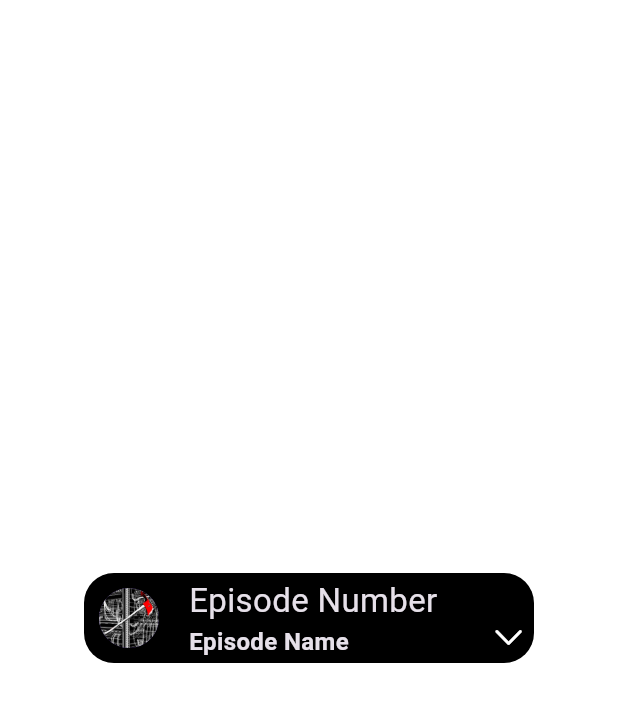
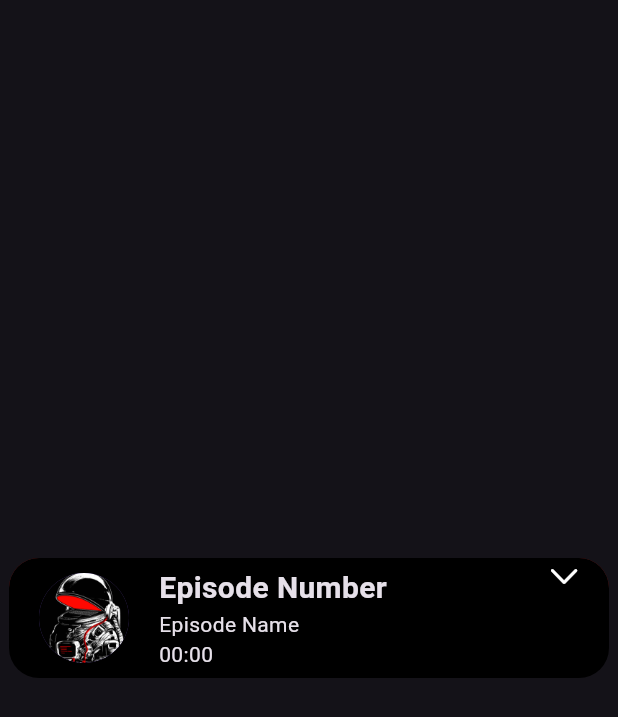
Before and after one commit to PubSec/DarkNet-Diaries, a Flutter app: the screen it shows after launch, on a phone screen of 412 x 824 dp. Shown: the top 717 px of the screen. Run offline on Flutter 3.47's test engine with Material 3 defaults, Android fonts, the light colour scheme and no system bars; our stand-ins replace audioplayers, dio.

Commit message:
player widger modifications

```diff
--- a/lib/main.dart
+++ b/lib/main.dart
@@ -18,7 +18,7 @@ class MyApp extends StatelessWidget {
         brightness: Brightness.dark,
         useMaterial3: true,
       ),
-      home: const PlayerWigdet(),
+      home: const PlayerWidget(),
     );
   }
 }
--- a/lib/widgets/player_widget.dart
+++ b/lib/widgets/player_widget.dart
@@ -1,132 +1,144 @@
 import 'package:flutter/cupertino.dart';
 import 'package:flutter/material.dart';
 
-class PlayerWigdet extends StatefulWidget {
-  const PlayerWigdet({super.key});
+class PlayerWidget extends StatefulWidget {
+  const PlayerWidget({super.key});
 
   @override
-  State<PlayerWigdet> createState() => _PlayerWigdetState();
+  State<PlayerWidget> createState() => _PlayerWidgetState();
 }
 
-class _PlayerWigdetState extends State<PlayerWigdet> {
-  double turns = 1;
-  double height = 60;
-  double width = 300;
-  double bottomHeight = 0;
+class _PlayerWidgetState extends State<PlayerWidget> {
+  double iconTurns = 1;
+  double parentContainerHeight = 80;
+  double bottomContainerHeight = 50;
+  double sliderValue = 0.0; // Slider value
+
+  void _togglePlayerSize() {
+    setState(() {
+      iconTurns = iconTurns == 0.5 ? 1 : 0.5;
+      parentContainerHeight = parentContainerHeight == 130 ? 80 : 130;
+      bottomContainerHeight = bottomContainerHeight == 400 ? 50 : 400;
+    });
+  }
+
   @override
   Widget build(BuildContext context) {
     return Scaffold(
-      backgroundColor: Colors.white,
       body: Center(
         child: AnimatedContainer(
-          decoration: BoxDecoration(
-              borderRadius: BorderRadius.circular(20), color: Colors.black),
-          duration: const Duration(
-            milliseconds: 400,
-          ),
-          height: height,
-          width: width,
+          color: Colors.transparent,
+          width: 400,
+          height: parentContainerHeight,
+          duration: const Duration(milliseconds: 200),
           child: Stack(
             children: [
               AnimatedContainer(
+                width: 400,
+                height: bottomContainerHeight,
+                decoration: BoxDecoration(
+                  color: const Color.fromARGB(255, 121, 28, 28),
+                  borderRadius: BorderRadius.circular(20),
+                ),
                 duration: const Duration(milliseconds: 400),
-                height: bottomHeight,
-                width: width,
-                decoration: BoxDecoration(
-                  borderRadius: BorderRadius.circular(20),
-                  color: Colors.green,
+                child: Row(
+                  crossAxisAlignment: CrossAxisAlignment.end,
+                  mainAxisAlignment: MainAxisAlignment.start,
+                  children: [
+                    Column(
+                      mainAxisAlignment: MainAxisAlignment.end,
+                      crossAxisAlignment: CrossAxisAlignment.center,
+                      children: [
+                        Slider(
+                          value: sliderValue,
+                          onChanged: (newValue) {
+                            setState(() {
+                              sliderValue = newValue;
+                            });
+                          },
+                          min: 0.0,
+                          max: 100,
+                          divisions: 100,
+                          activeColor: Colors.red,
+                          inactiveColor: Colors.black,
                         ),
-                child: const SingleChildScrollView(
-                  physics: NeverScrollableScrollPhysics(),
-                  child: Column(
-                    children: [
-                      Icon(
-                        CupertinoIcons.play,
-                        color: Colors.white,
+                      ],
                     ),
-                      Icon(
-                        CupertinoIcons.play,
-                        color: Colors.white,
+                    IconButton(
+                      padding: const EdgeInsets.only(left: 30),
+                      iconSize: 30,
+                      onPressed: () {},
+                      icon: const Icon(
+                        Icons.arrow_back_ios,
                       ),
-                      Icon(
-                        CupertinoIcons.play,
-                        color: Colors.white,
                     ),
-                      Icon(
-                        CupertinoIcons.play,
-                        color: Colors.white,
+                    IconButton(
+                      padding: const EdgeInsets.only(top: 2),
+                      iconSize: 45,
+                      onPressed: () {},
+                      icon: const Icon(
+                        Icons.play_arrow,
                       ),
-                      Icon(
-                        CupertinoIcons.play,
-                        color: Colors.white,
                     ),
-                      Icon(CupertinoIcons.pause),
+                    IconButton(
+                      padding: const EdgeInsets.only(right: 10),
+                      iconSize: 30,
+                      onPressed: () {},
+                      icon: const Icon(
+                        Icons.arrow_forward_ios,
+                      ),
+                    ),
                   ],
                 ),
               ),
+              AnimatedContainer(
+                width: 400,
+                height: 80,
+                decoration: BoxDecoration(
+                  color: Colors.black,
+                  borderRadius: BorderRadius.circular(20),
                 ),
-              Container(
-                width: width,
-                height: height,
-                decoration: BoxDecoration(
-                    borderRadius: BorderRadius.circular(20),
-                    color: Colors.transparent),
-                child: const Center(
-                  child: Row(
+                duration: const Duration(milliseconds: 200),
+                child: const Row(
+                  crossAxisAlignment: CrossAxisAlignment.center,
                   children: [
                     Padding(
-                        padding: EdgeInsets.only(left: 10),
+                      padding: EdgeInsets.symmetric(horizontal: 20),
                       child: CircleAvatar(
-                          backgroundImage: AssetImage(
-                            'assets/axe.jpg',
-                          ),
-                          radius: 20,
+                        radius: 30,
+                        backgroundImage: AssetImage('assets/asrtronout.jpg'),
                       ),
                     ),
-                      Padding(
-                        padding: EdgeInsets.only(left: 20),
-                        child: Column(
+                    Column(
                       mainAxisAlignment: MainAxisAlignment.center,
                       crossAxisAlignment: CrossAxisAlignment.start,
                       children: [
                         Text(
                           'Episode Number',
-                              style: TextStyle(fontSize: 22),
+                          style: TextStyle(
+                              fontSize: 20, fontWeight: FontWeight.bold),
                         ),
-                            Text(
-                              'Episode Name',
-                              style: TextStyle(
-                                fontWeight: FontWeight.bold,
-                                fontSize: 16,
-                              ),
-                            )
+                        Text('Episode Name'),
+                        Text("00:00")
                       ],
-                        ),
                     )
                   ],
                 ),
               ),
-              ),
               Align(
-                alignment: Alignment.bottomRight,
+                alignment: Alignment.topRight,
+                child: InkWell(
+                  onTap: _togglePlayerSize,
                   child: Padding(
-                  padding: const EdgeInsets.only(right: 5, bottom: 5),
-                  child: InkWell(
-                    borderRadius: BorderRadius.circular(20),
+                    padding: const EdgeInsets.only(right: 18),
                     child: AnimatedRotation(
-                      turns: turns,
-                      duration: const Duration(microseconds: 1000),
+                      turns: iconTurns,
+                      duration: const Duration(milliseconds: 200),
                       child: const Icon(CupertinoIcons.chevron_down),
                     ),
-                    onTap: () {
-                      setState(() {
-                        turns = turns == 0.5 ? 1 : 0.5;
-                        bottomHeight = bottomHeight == 0 ? 140 : 0;
-                      });
-                    },
                   ),
                 ),
-              )
+              ),
             ],
           ),
         ),
```
Lines whose indentation alone changed are shown as unchanged.
